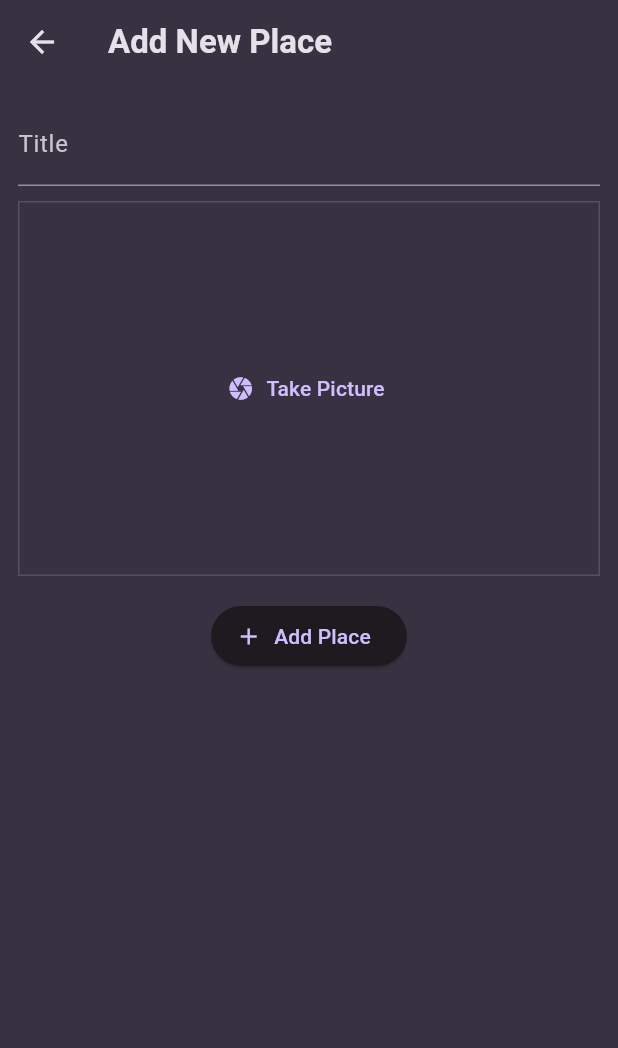
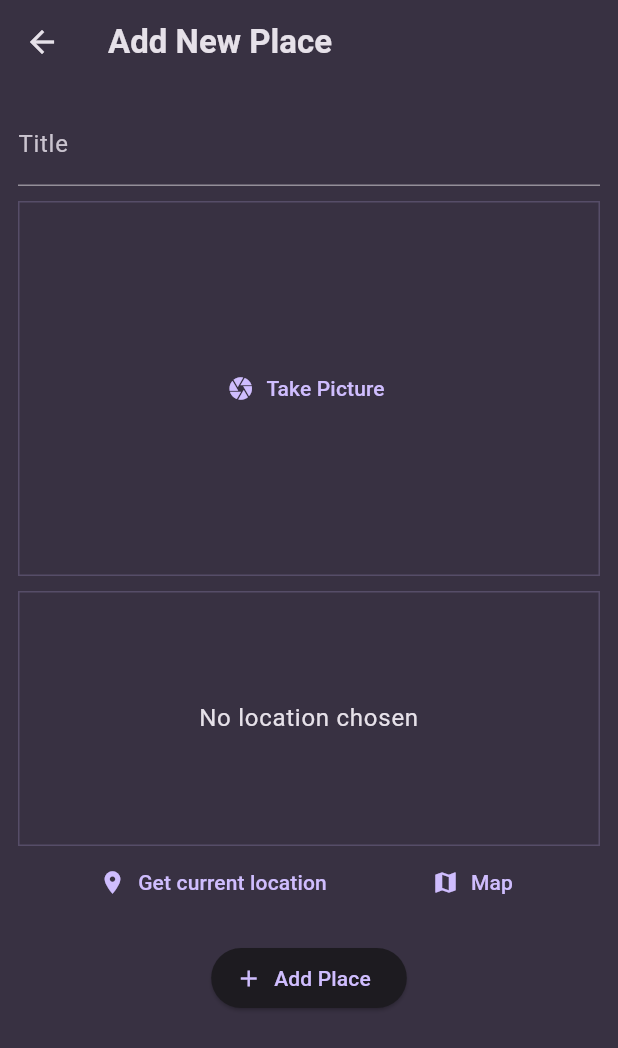
Before and after one commit to parth-n/fav_place_APP, a Flutter app: the screen it shows after launch, after a tap on the "add a photo" icon, on a phone screen of 412 x 824 dp. Shown: the top 1048 px of the screen. Run offline on Flutter 3.47's test engine with Material 3 defaults, Android fonts, the phone set to English and light mode, and no system bars; our stand-ins replace animated_splash_screen, flutter_riverpod, google_fonts, image_picker, lottie; project files that could hold a hidden picture were left out.

Commit message:
image input improved and location input added

```diff
--- a/lib/models/place.dart
+++ b/lib/models/place.dart
@@ -1,10 +1,12 @@
+import 'dart:io';
+
 import 'package:uuid/uuid.dart';
 
 const uuid = Uuid();
 
 class Place {
-  Place({required this.title}) : id = uuid.v4();
+  Place({required this.title, required this.image}) : id = uuid.v4();
   final String id;
   final String title;
-
+  final File image;
 }
--- a/lib/providers/userprovider.dart
+++ b/lib/providers/userprovider.dart
@@ -1,11 +1,13 @@
+import 'dart:io';
+
 import 'package:flutter_riverpod/flutter_riverpod.dart';
 import 'package:place_x/models/place.dart';
 
 class UserPlacesNotifier extends StateNotifier<List<Place>> {
   UserPlacesNotifier() : super(const []);
 
-  void addPlace(String title) {
-    final newPlace = Place(title: title);
+  void addPlace(String title, File image) {
+    final newPlace = Place(title: title, image: image);
     state = [newPlace, ...state];
   }
 }
--- a/lib/screens/add_place.dart
+++ b/lib/screens/add_place.dart
@@ -1,7 +1,10 @@
+import 'dart:io';
+
 import 'package:flutter/material.dart';
 import 'package:flutter_riverpod/flutter_riverpod.dart';
 import 'package:place_x/providers/userprovider.dart';
 import 'package:place_x/widgets/image_input.dart';
+import 'package:place_x/widgets/location_input.dart';
 
 class AddPlaceScreen extends ConsumerStatefulWidget {
   const AddPlaceScreen({super.key});
@@ -12,15 +15,18 @@
 
 class _AddPlaceScreenState extends ConsumerState<AddPlaceScreen> {
   final _titleController = TextEditingController();
+  File? _selectedImage;
 
   void _savePlace() {
     final enteredTitle = _titleController.text;
 
-    if (enteredTitle.isEmpty) {
+    if (enteredTitle.isEmpty || _selectedImage == null) {
       return;
     }
 
-    ref.read(userPlacesProvider.notifier).addPlace(enteredTitle);
+    ref
+        .read(userPlacesProvider.notifier)
+        .addPlace(enteredTitle, _selectedImage!);
     Navigator.of(context).pop();
   }
 
@@ -52,7 +58,15 @@
               height: 10,
             ),
             //camera native input
-            ImageInput(),
+            ImageInput(
+              onPickImage: (image) {
+                _selectedImage = image;
+              },
+            ),
+            const SizedBox(
+              height: 10,
+            ),
+            LocationInput(),
 
             const SizedBox(
               height: 16,
--- a/lib/screens/places.dart
+++ b/lib/screens/places.dart
@@ -23,8 +23,11 @@
               icon: const Icon(Icons.add_a_photo_rounded)),
         ],
       ),
-      body: PlacesList(
-        places: userPlaces,
+      body: Padding(
+        padding: const EdgeInsets.all(8.0),
+        child: PlacesList(
+          places: userPlaces,
+        ),
       ),
     );
   }
--- a/lib/widgets/image_input.dart
+++ b/lib/widgets/image_input.dart
@@ -2,10 +2,11 @@
 
 import 'package:flutter/material.dart';
 import 'package:image_picker/image_picker.dart';
-import 'package:permission_handler/permission_handler.dart';
 
 class ImageInput extends StatefulWidget {
-  const ImageInput({super.key});
+  const ImageInput({super.key, required this.onPickImage});
+
+  final void Function(File image) onPickImage;
 
   @override
   State<ImageInput> createState() => _ImageInputState();
@@ -14,29 +15,19 @@
 class _ImageInputState extends State<ImageInput> {
   File? _selectedImage;
 
-  Future<void> _requestPermission() async {
-    if (await Permission.camera.request().isGranted) {
-      print('Permission is granted.');
-    } else {
-      print('permission is denied.');
-    }
-  }
-
   void _takePicture() async {
     final imagePicker = ImagePicker();
+    final pickedImage =
+        await imagePicker.pickImage(source: ImageSource.camera, maxWidth: 600);
 
-    try {
-      final pickedImage = await imagePicker.pickImage(
-          source: ImageSource.camera, maxWidth: 600);
     if (pickedImage == null) {
       return;
     }
+
     setState(() {
       _selectedImage = File(pickedImage.path);
     });
-    } catch (error) {
-      print('Error picking image: $error');
-    }
+    widget.onPickImage(_selectedImage!);
   }
 
   @override
@@ -48,11 +39,14 @@
     );
 
     if (_selectedImage != null) {
-      content = Image.file(
+      content = GestureDetector(
+        onTap: _takePicture,
+        child: Image.file(
           _selectedImage!,
           fit: BoxFit.cover,
           width: double.infinity,
           height: double.infinity,
+        ),
       );
     }
 
--- /dev/null
+++ b/lib/widgets/location_input.dart
@@ -0,0 +1,75 @@
+import 'package:flutter/material.dart';
+
+class LocationInput extends StatefulWidget {
+  const LocationInput({super.key});
+
+  @override
+  State<LocationInput> createState() => _LocationInputState();
+}
+
+class _LocationInputState extends State<LocationInput> {
+  void _getCurrentLocation() async {
+    Location location = new Location();
+
+    bool _serviceEnabled;
+    PermissionStatus _permissionGranted;
+    LocationData _locationData;
+
+    _serviceEnabled = await location.serviceEnabled();
+    if (!_serviceEnabled) {
+      _serviceEnabled = await location.requestService();
+      if (!_serviceEnabled) {
+        return;
+      }
+    }
+
+    _permissionGranted = await location.hasPermission();
+    if (_permissionGranted == PermissionStatus.denied) {
+      _permissionGranted = await location.requestPermission();
+      if (_permissionGranted != PermissionStatus.granted) {
+        return;
+      }
+    }
+
+    _locationData = await location.getLocation();
+  }
+
+  @override
+  Widget build(BuildContext context) {
+    return Column(
+      children: [
+        Container(
+          alignment: Alignment.center,
+          height: 170,
+          width: double.infinity,
+          decoration: BoxDecoration(
+              border: Border.all(
+                  width: 1,
+                  color:
+                      Theme.of(context).colorScheme.primary.withOpacity(0.2))),
+          child: Text(
+            'No location chosen',
+            textAlign: TextAlign.center,
+            style: Theme.of(context)
+                .textTheme
+                .bodyLarge!
+                .copyWith(color: Theme.of(context).colorScheme.onSurface),
+          ),
+        ),
+        Row(
+          mainAxisAlignment: MainAxisAlignment.spaceEvenly,
+          children: [
+            TextButton.icon(
+                icon: const Icon(Icons.location_on),
+                onPressed: () {},
+                label: const Text('Get current location')),
+            TextButton.icon(
+                icon: const Icon(Icons.map),
+                onPressed: () {},
+                label: const Text('Map'))
+          ],
+        )
+      ],
+    );
+  }
+}
--- a/lib/widgets/places_list.dart
+++ b/lib/widgets/places_list.dart
@@ -21,6 +21,10 @@
     return ListView.builder(
       itemCount: places.length,
       itemBuilder: (context, index) => ListTile(
+        leading: CircleAvatar(
+          radius: 26,
+          backgroundImage: FileImage(places[index].image),
+        ),
         title: Text(
           places[index].title,
           style: Theme.of(context)
--- a/pubspec.yaml
+++ b/pubspec.yaml
@@ -42,6 +42,7 @@
   animated_splash_screen: ^1.3.0
   lottie: ^3.1.2
   permission_handler: ^11.3.1
+  location: ^7.0.0
 
 dev_dependencies:
   flutter_test:
```
Also changed, not shown: lib/screens/place_detail.dart (+12 -12 lines), pubspec.lock, 1 other file. Lines whose indentation alone changed are shown as unchanged.
